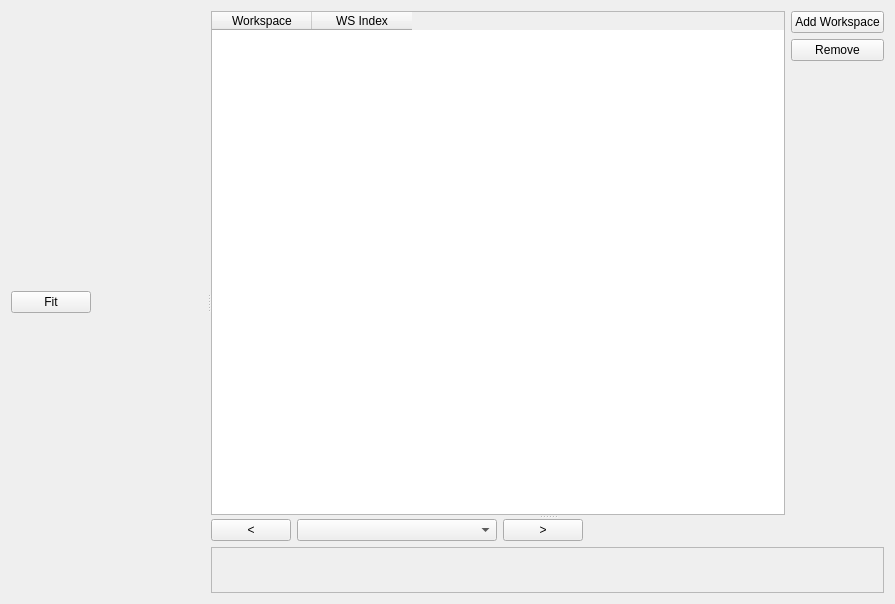
Qt form Code/Mantid/MantidQt/CustomInterfaces/inc/MantidQtCustomInterfaces/MultiDatasetFit.ui (mantidproject/mantid) before a commit.
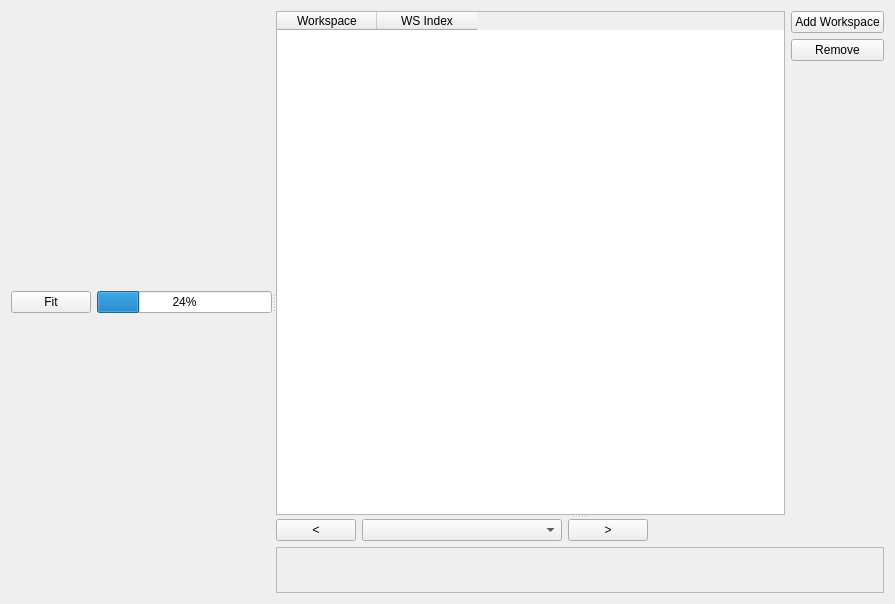
The same form after that commit. Custom widgets are drawn as their Qt base class.

Commit message: Re #8911. Use AlgorithmRunner to run Fit.

What changed in the file:
```diff
--- a/Code/Mantid/MantidQt/CustomInterfaces/inc/MantidQtCustomInterfaces/MultiDatasetFit.ui
+++ b/Code/Mantid/MantidQt/CustomInterfaces/inc/MantidQtCustomInterfaces/MultiDatasetFit.ui
@@ -31,17 +31,14 @@
           </widget>
          </item>
          <item>
-          <spacer name="horizontalSpacer_2">
-           <property name="orientation">
-            <enum>Qt::Horizontal</enum>
+          <widget class="QProgressBar" name="progressBar">
+           <property name="value">
+            <number>24</number>
            </property>
-           <property name="sizeHint" stdset="0">
-            <size>
-             <width>40</width>
-             <height>20</height>
-            </size>
+           <property name="alignment">
+            <set>Qt::AlignCenter</set>
            </property>
-          </spacer>
+          </widget>
          </item>
         </layout>
        </item>
```
The commit also changes 2 other files.
